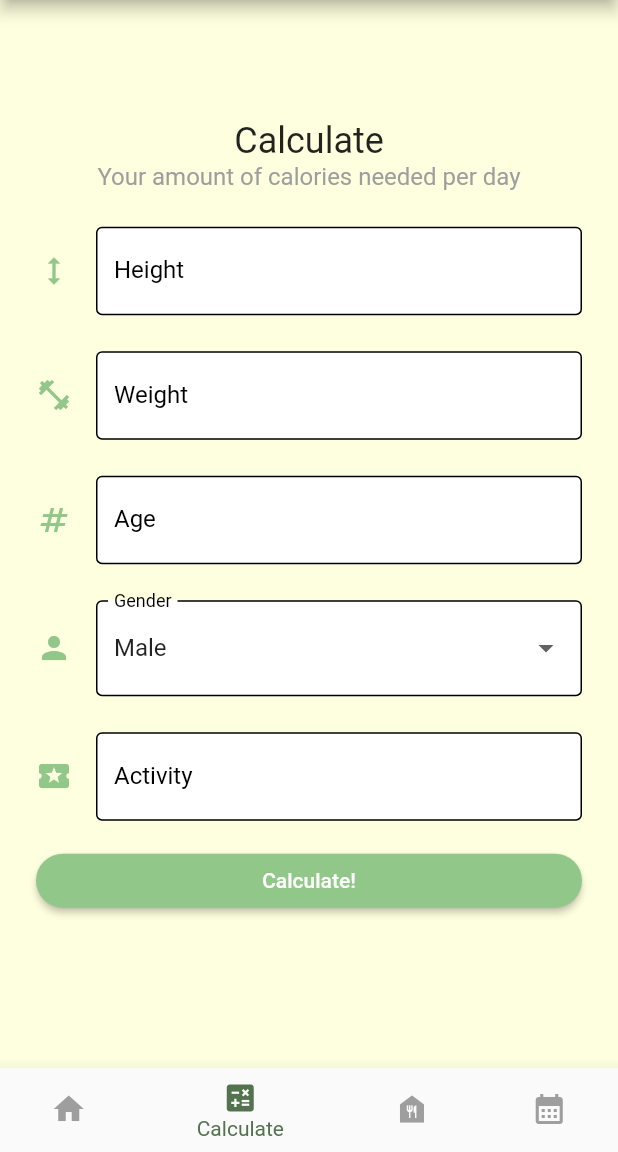
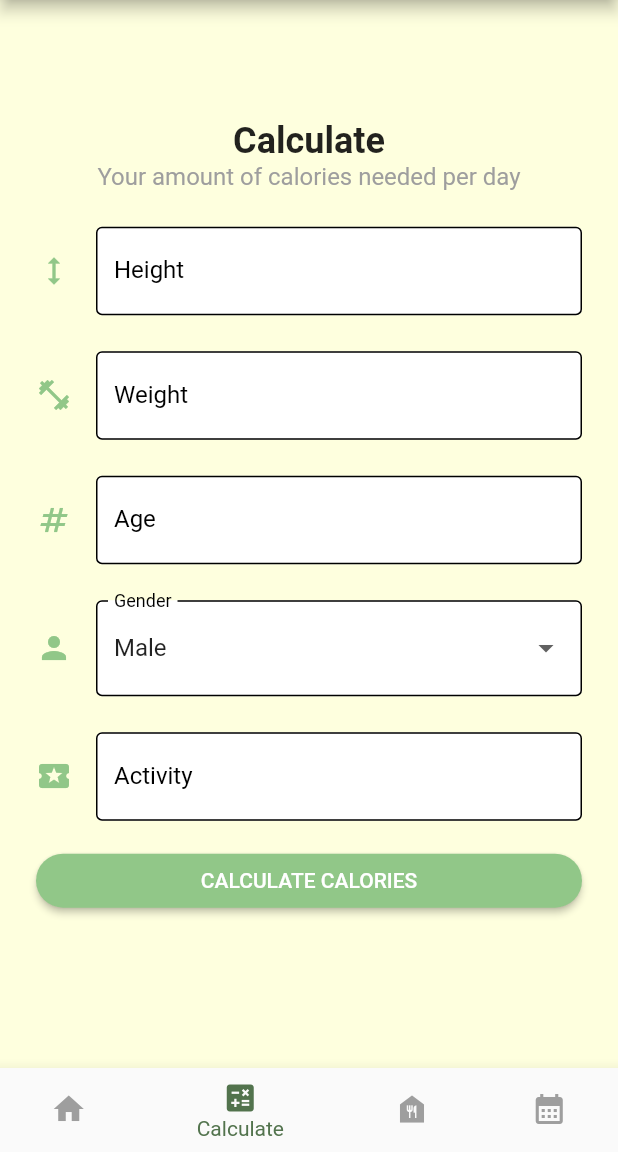
Before and after one commit to dhavara/Stellaris, a Flutter app: the MainMenuPage screen opened directly, item 2 of the bottom bar chosen, on a phone screen of 412 x 824 dp, the part 84-1236 px from its top. Run offline on Flutter 3.47's test engine with Material 2 defaults, Android fonts, the phone set to English and light mode, and no system bars; our stand-ins replace email_validator, equatable, flutter_bloc, flutter_secure_storage, flutter_spinkit, fluttertoast and 1 more; missing offline and left inert: lazy_loading_list, oauth2_client; accounts and stored records are empty.

Commit message:
Edit font

```diff
--- a/lib/views/pages/main/calculate/calculatepage.dart
+++ b/lib/views/pages/main/calculate/calculatepage.dart
@@ -43,7 +43,7 @@ class _CalculatePageState extends State<CalculatePage> {
     });
     if (!mounted) return;
     if (createSuccess) {
-      ToastUi.toastOk("Form submitted successfully!");
+      ToastUi.toastOk("Form Submitted Successfully!");
       Navigator.push<dynamic>(
           context,
           MaterialPageRoute<dynamic>(
@@ -85,7 +85,7 @@ class _CalculatePageState extends State<CalculatePage> {
                           children: <Widget>[
                             const Text("Calculate",
                                 style: TextStyle(
-                                    fontWeight: FontWeight.w400, fontSize: 24)),
+                                    fontWeight: FontWeight.bold, fontSize: 24)),
                             const Text(
                               "Your amount of calories needed per day",
                               style:
@@ -358,7 +358,8 @@ class _CalculatePageState extends State<CalculatePage> {
                                                 calories.toString());
                                           }
                                         },
-                                        child: const Text("Calculate!"),
+                                        // Generate Calculate Calories
+                                        child: const Text("CALCULATE CALORIES"),
                                       ),
                                     )
                                   ],
--- a/lib/views/pages/main/calculate/calculateresultpage.dart
+++ b/lib/views/pages/main/calculate/calculateresultpage.dart
@@ -44,7 +44,7 @@ class _CalculateResultPageState extends State<CalculateResultPage> {
                 child: Card(
                   elevation: 10,
                   shape: RoundedRectangleBorder(
-                    borderRadius: BorderRadius.circular(20.0),
+                    borderRadius: BorderRadius.circular(25.0),
                   ),
                   margin: const EdgeInsets.fromLTRB(0, 8, 0, 8),
                   child: Padding(
@@ -117,7 +117,7 @@ class _CalculateResultPageState extends State<CalculateResultPage> {
                   onPressed: () {
                     Navigator.pop(context, true);
                   },
-                  child: const Text("Okay"),
+                  child: const Text("Your Result :)"),
                 ),
               )
             ],
--- a/lib/views/pages/main/home/homepage.dart
+++ b/lib/views/pages/main/home/homepage.dart
@@ -33,7 +33,7 @@ class _HomePageState extends State<HomePage> {
             resizeToAvoidBottomInset: false,
             appBar: AppBar(
               // Home Section
-              title: const Text('Home'),
+              title: const Text('HOME'),
               backgroundColor: const Color(0xFF91C788),
             ),
             body: Container(
--- a/lib/views/pages/main/mainmenupage.dart
+++ b/lib/views/pages/main/mainmenupage.dart
@@ -52,7 +52,7 @@ class _MainMenuPageState extends State<MainMenuPage> {
           ),
           BottomNavigationBarItem(
             icon: Icon(Icons.food_bank),
-            label: "Foods",
+            label: "Foodies",
           ),
           BottomNavigationBarItem(
             icon: Icon(Icons.calendar_month),
```
